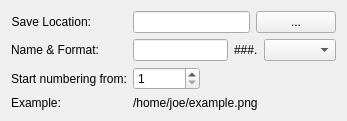
KDE/skanlite, file src/SaveLocation.ui: the form before one commit.
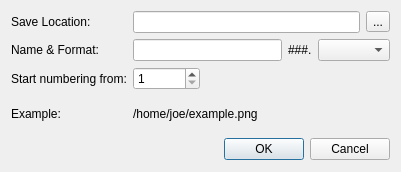
The form after the commit. Custom widgets are drawn as their Qt base class.

Patch:
```diff
--- a/src/SaveLocation.ui
+++ b/src/SaveLocation.ui
@@ -6,16 +6,22 @@
    <rect>
     <x>0</x>
     <y>0</y>
-    <width>347</width>
-    <height>110</height>
+    <width>401</width>
+    <height>172</height>
    </rect>
   </property>
+  <property name="sizePolicy">
+   <sizepolicy hsizetype="Preferred" vsizetype="Preferred">
+    <horstretch>0</horstretch>
+    <verstretch>0</verstretch>
+   </sizepolicy>
+  </property>
   <property name="windowTitle">
    <string>Save Location</string>
   </property>
   <layout class="QFormLayout" name="formLayout">
    <property name="fieldGrowthPolicy">
-    <enum>QFormLayout::ExpandingFieldsGrow</enum>
+    <enum>QFormLayout::AllNonFixedFieldsGrow</enum>
    </property>
    <item row="0" column="0">
     <widget class="QLabel" name="locationLabel">
@@ -23,7 +29,7 @@
       <string>Save Location:</string>
      </property>
      <property name="alignment">
-      <set>Qt::AlignRight|Qt::AlignTrailing|Qt::AlignVCenter</set>
+      <set>Qt::AlignLeading|Qt::AlignLeft|Qt::AlignVCenter</set>
      </property>
     </widget>
    </item>
@@ -33,13 +39,7 @@
       <widget class="QLineEdit" name="u_saveDirLEdit"/>
      </item>
      <item>
-      <widget class="QPushButton" name="u_getDirButton">
-       <property name="sizePolicy">
-        <sizepolicy hsizetype="Fixed" vsizetype="Fixed">
-         <horstretch>0</horstretch>
-         <verstretch>0</verstretch>
-        </sizepolicy>
-       </property>
+      <widget class="QToolButton" name="u_getDirButton">
        <property name="text">
         <string>...</string>
        </property>
@@ -53,7 +53,7 @@
       <string>Name &amp; Format:</string>
      </property>
      <property name="alignment">
-      <set>Qt::AlignRight|Qt::AlignTrailing|Qt::AlignVCenter</set>
+      <set>Qt::AlignLeading|Qt::AlignLeft|Qt::AlignVCenter</set>
      </property>
     </widget>
    </item>
@@ -78,20 +78,6 @@
      </item>
     </layout>
    </item>
-   <item row="3" column="1">
-    <widget class="QLabel" name="u_resultValue">
-     <property name="text">
-      <string>/home/joe/example.png</string>
-     </property>
-    </widget>
-   </item>
-   <item row="3" column="0">
-    <widget class="QLabel" name="resultLabel">
-     <property name="text">
-      <string>Example:</string>
-     </property>
-    </widget>
-   </item>
    <item row="2" column="0">
     <widget class="QLabel" name="numStartFromLabel">
      <property name="text">
@@ -100,15 +86,91 @@
     </widget>
    </item>
    <item row="2" column="1">
-    <widget class="QSpinBox" name="u_numStartFrom">
-     <property name="minimum">
-      <number>1</number>
+    <layout class="QHBoxLayout" name="horizontalLayout_4">
+     <item>
+      <widget class="QSpinBox" name="u_numStartFrom">
+       <property name="minimum">
+        <number>1</number>
+       </property>
+       <property name="maximum">
+        <number>999999</number>
+       </property>
+      </widget>
+     </item>
+     <item>
+      <spacer name="horizontalSpacer">
+       <property name="orientation">
+        <enum>Qt::Horizontal</enum>
+       </property>
+       <property name="sizeHint" stdset="0">
+        <size>
+         <width>168</width>
+         <height>20</height>
+        </size>
+       </property>
+      </spacer>
+     </item>
+    </layout>
+   </item>
+   <item row="4" column="0">
+    <widget class="QLabel" name="u_resultLabel">
+     <property name="text">
+      <string>Example:</string>
      </property>
-     <property name="maximum">
-      <number>999999</number>
+    </widget>
+   </item>
+   <item row="4" column="1">
+    <widget class="QLabel" name="u_resultValue">
+     <property name="text">
+      <string>/home/joe/example.png</string>
      </property>
+     <property name="alignment">
+      <set>Qt::AlignLeading|Qt::AlignLeft|Qt::AlignVCenter</set>
+     </property>
     </widget>
    </item>
+   <item row="6" column="0" colspan="2">
+    <widget class="QDialogButtonBox" name="dialogButtonBox">
+     <property name="orientation">
+      <enum>Qt::Horizontal</enum>
+     </property>
+     <property name="standardButtons">
+      <set>QDialogButtonBox::Cancel|QDialogButtonBox::Ok</set>
+     </property>
+    </widget>
+   </item>
+   <item row="3" column="0">
+    <spacer name="verticalSpacer">
+     <property name="orientation">
+      <enum>Qt::Vertical</enum>
+     </property>
+     <property name="sizeType">
+      <enum>QSizePolicy::Fixed</enum>
+     </property>
+     <property name="sizeHint" stdset="0">
+      <size>
+       <width>18</width>
+       <height>5</height>
+      </size>
+     </property>
+    </spacer>
+   </item>
+   <item row="5" column="0">
+    <spacer name="verticalSpacer_2">
+     <property name="orientation">
+      <enum>Qt::Vertical</enum>
+     </property>
+     <property name="sizeType">
+      <enum>QSizePolicy::Fixed</enum>
+     </property>
+     <property name="sizeHint" stdset="0">
+      <size>
+       <width>20</width>
+       <height>5</height>
+      </size>
+     </property>
+    </spacer>
+   </item>
   </layout>
  </widget>
  <customwidgets>
```
Left out of the diff: 3 changed lines with no effect on the pictures.
